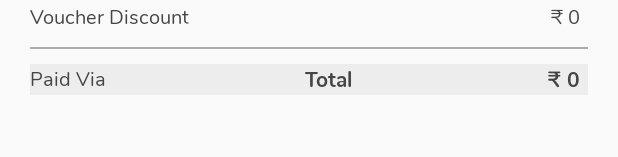
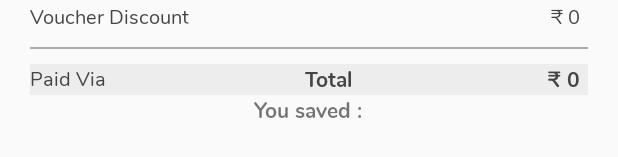
Before and after one commit to mealarts/MealArtsCustomer-final, an Android app: the layout activity_single_order_detail.xml on its own in the app's theme, with its tools: preview values and no code run, on a phone screen of 412 x 824 dp. Shown: the part 575-732 px from the top of the screen. Run offline under Robolectric (Android 15) with nearby library versions, the phone set to English and light mode, and no system bars; network calls fail.

Commit message:
21jan19 waakan hgd unversioned files commit added you saved in invoice applied zoom out animation to you saved

```diff
--- a/app/src/main/res/layout/activity_single_order_detail.xml
+++ b/app/src/main/res/layout/activity_single_order_detail.xml
@@ -491,6 +491,27 @@
 
                 </LinearLayout>
 
+                <LinearLayout
+                    android:id="@+id/llYouSaved"
+                    android:orientation="horizontal"
+                    android:gravity="center"
+                    android:layout_width="match_parent"
+                    android:layout_height="wrap_content">
+
+                    <com.mealarts.Helpers.CustomWidget.CustomTextView_Bold
+                        android:text="You saved :"
+                        android:layout_width="wrap_content"
+                        android:layout_height="wrap_content"
+                        tools:ignore="HardcodedText" />
+
+                    <com.mealarts.Helpers.CustomWidget.CustomTextView_Bold
+                        android:id="@+id/tvYouSaved"
+                        android:layout_width="wrap_content"
+                        android:layout_height="wrap_content"
+                        tools:ignore="HardcodedText" />
+
+                </LinearLayout>
+
             </LinearLayout>
 
         </ScrollView>
```
Also changed, not shown: app/src/main/java/com/mealarts/SingleOrderDetailActivity.java (+11 -2 lines), app/src/main/res/anim/zoom_you_saved.xml (added, +12 -0 lines), app/src/main/res/layout/activity_checkout_details.xml (+22 -11 lines), 2879 other files.
